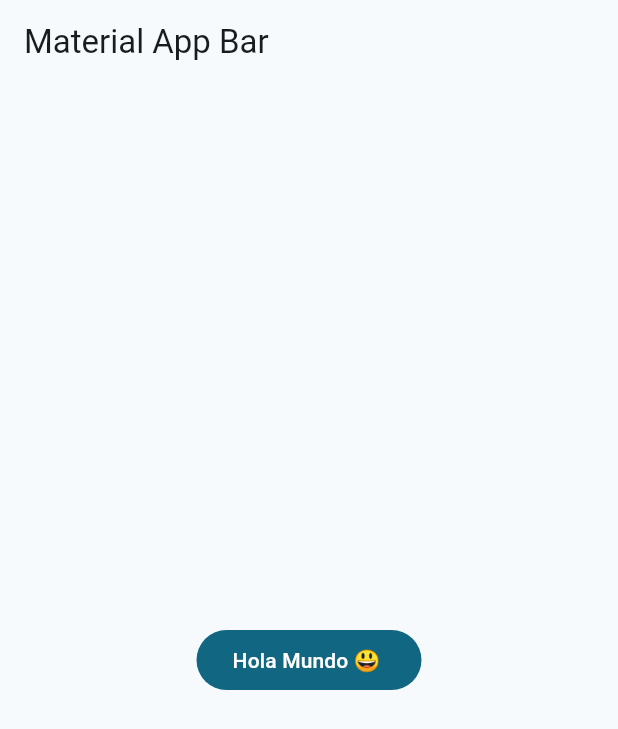
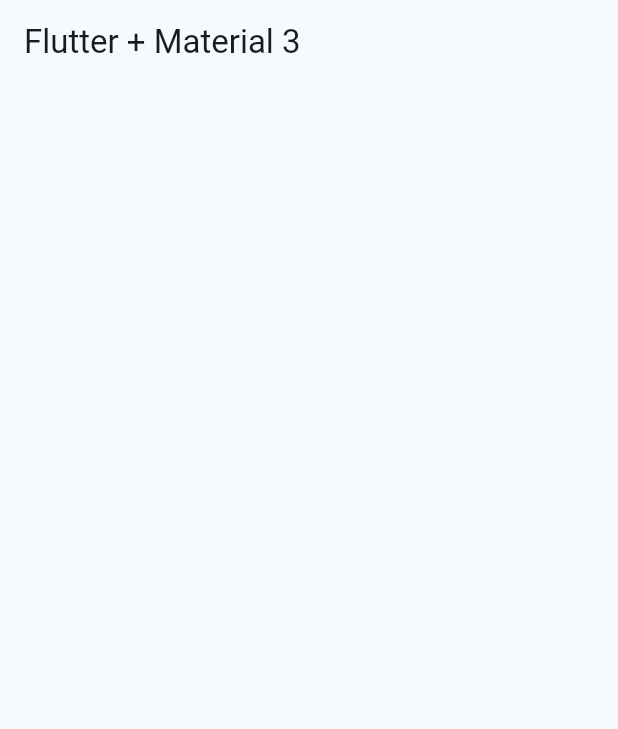
Before and after one commit to Guillermo-NH/widgets_app, a Flutter app: the screen it shows after launch, on a phone screen of 412 x 824 dp. Shown: the top 729 px of the screen. Run offline on Flutter 3.47's test engine with Material 2 defaults, Android fonts, the phone set to English and light mode, and no system bars.

Commit message:
homescreen creado

```diff
--- a/lib/main.dart
+++ b/lib/main.dart
@@ -1,5 +1,7 @@
 import 'package:flutter/material.dart';
 import 'package:widgets_app/config/theme/app_theme.dart';
+
+import 'presentation/screens/home/home_screen.dart';
 
 void main() => runApp(const MyApp());
 
@@ -12,15 +14,7 @@ class MyApp extends StatelessWidget {
       title: 'Widgets App',
       debugShowCheckedModeBanner: false,
       theme: AppTheme(selectedColor: 8).getThema(),
-      home: Scaffold(
-        appBar: AppBar(
-          title: const Text('Material App Bar'),
-        ),
-        body: Center(
-          child: FilledButton(
-              onPressed: () {}, child: const Text('Hola Mundo 😃 ')),
-        ),
-      ),
+      home: const HomeScreen(),
     );
   }
 }
--- /dev/null
+++ b/lib/presentation/screens/home/home_screen.dart
@@ -0,0 +1,14 @@
+import 'package:flutter/material.dart';
+
+class HomeScreen extends StatelessWidget {
+  const HomeScreen({super.key});
+
+  @override
+  Widget build(BuildContext context) {
+    return Scaffold(
+      appBar: AppBar(
+        title: const Text('Flutter + Material 3'),
+      ),
+    );
+  }
+}
```
Also changed, not shown: lib/config/menu/menu_items.dart (added, +27 -0 lines).
